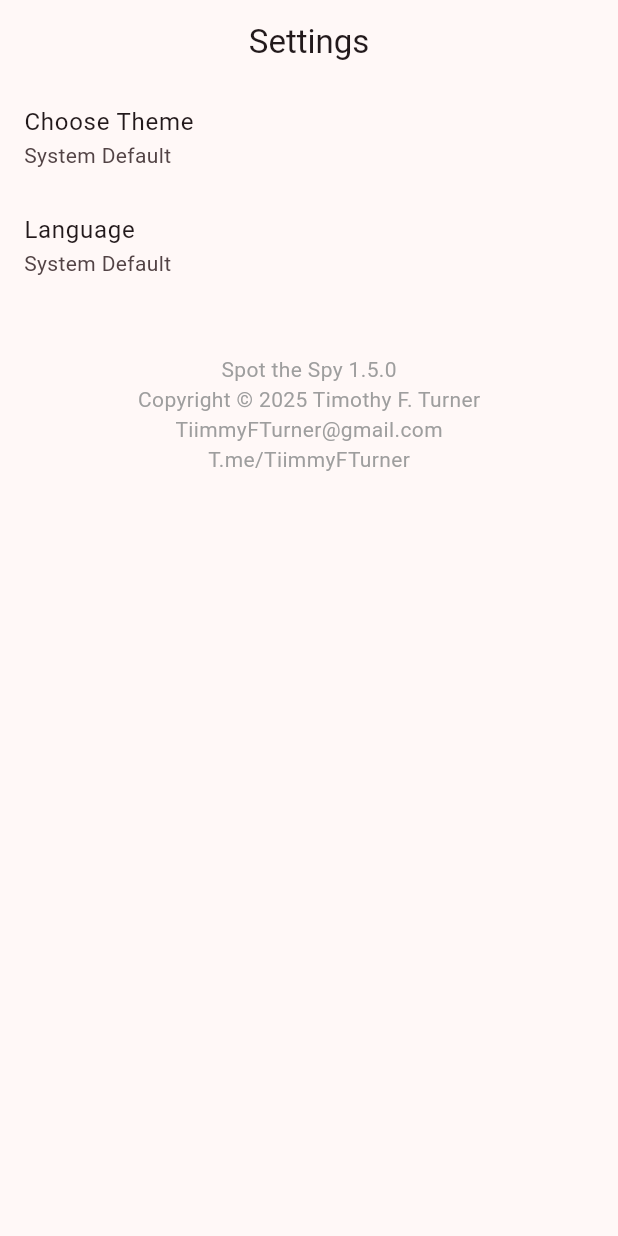
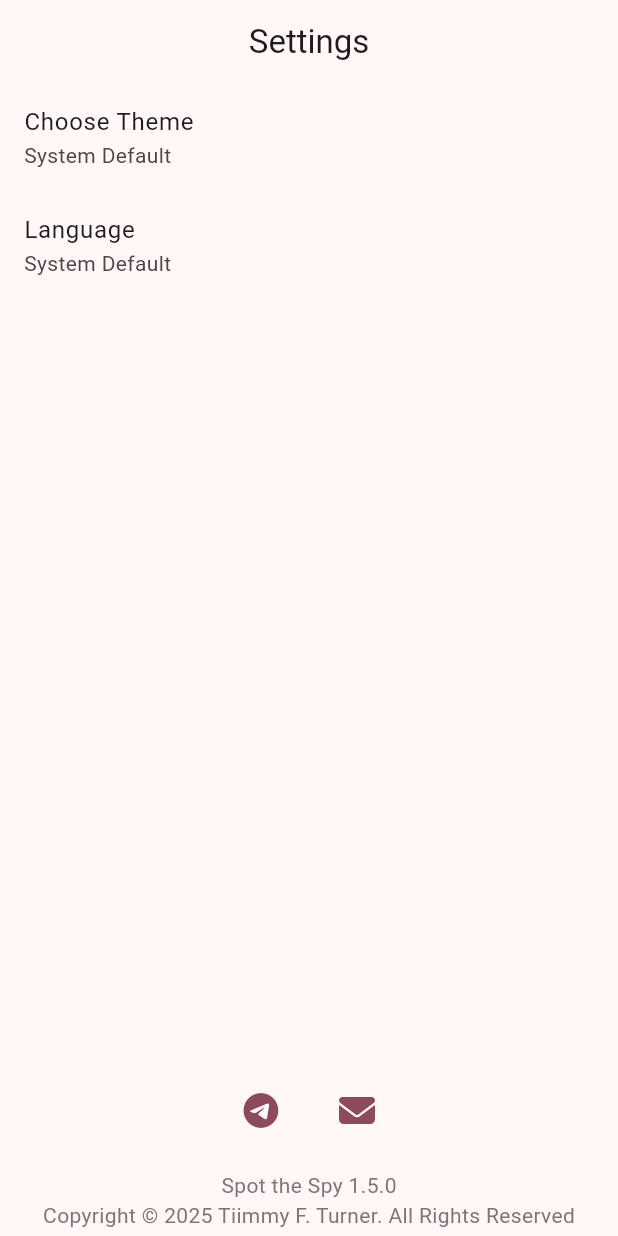
Before and after one commit to TiimmyFTurner/spot_the_spy, a Flutter app: the SettingsScreen screen opened by its route, on a phone screen of 412 x 824 dp. Run offline on Flutter 3.47's test engine with Material 3 defaults, Android fonts, the phone set to English and light mode, and no system bars; our stand-ins replace action_slider, audioplayers, flutter_riverpod, font_awesome_flutter, freezed_annotation, go_router and 2 more; accounts and stored records are empty; generated files the repository leaves out were written again.

Commit message:
redesign contact us and improve copyright message

```diff
--- a/lib/presentation/screens/settings_screen.dart
+++ b/lib/presentation/screens/settings_screen.dart
@@ -1,5 +1,6 @@
 import 'package:flutter/material.dart';
 import 'package:flutter_riverpod/flutter_riverpod.dart';
+import 'package:font_awesome_flutter/font_awesome_flutter.dart';
 import 'package:go_router/go_router.dart';
 import 'package:spot_the_spy/applications/state_management/settings_provider.dart';
 import 'package:spot_the_spy/l10n/app_localizations.dart';
@@ -21,7 +22,8 @@ class _SettingsScreenState extends ConsumerState<SettingsScreen> {
         title: Text(AppLocalizations.of(context)!.settings),
         centerTitle: true,
       ),
-      body: Column(
+      body: SafeArea(
+        child: Column(
           children: [
             ListTile(
               title: Text(AppLocalizations.of(context)!.chooseTheme),
@@ -199,30 +201,39 @@ class _SettingsScreenState extends ConsumerState<SettingsScreen> {
                 );
               },
             ),
-          const SizedBox(height: 36),
-          const Text(
-            "Spot the Spy 1.5.0",
-            style: TextStyle(color: Colors.grey),
-          ),
-          const Text(
-            "Copyright © 2025 Timothy F. Turner",
-            style: TextStyle(color: Colors.grey),
-          ),
-          InkWell(
-            onTap: _sendMail,
-            child: const Text(
-              "TiimmyFTurner@gmail.com",
-              style: TextStyle(color: Colors.grey),
+            const Spacer(),
+            Row(
+              mainAxisAlignment: MainAxisAlignment.center,
+              children: [
+                IconButton(
+                  onPressed: _openTelegram,
+                  icon: FaIcon(
+                    FontAwesomeIcons.telegram,
+                    color: Theme.of(context).colorScheme.primary,
                   ),
                 ),
-          InkWell(
-            onTap: _openTelegram,
-            child: const Text(
-              "T.me/TiimmyFTurner",
-              style: TextStyle(color: Colors.grey),
+                SizedBox(width: 16),
+                IconButton(
+                  onPressed: _sendMail,
+                  icon: FaIcon(
+                    FontAwesomeIcons.solidEnvelope,
+                    color: Theme.of(context).colorScheme.primary,
                   ),
                 ),
               ],
+            ),
+            SizedBox(height: 16),
+            Text(
+              "Spot the Spy 1.5.0",
+              style: TextStyle(color: Theme.of(context).colorScheme.outline),
+            ),
+            Text(
+              "Copyright © 2025 Tiimmy F. Turner. All Rights Reserved",
+              style: TextStyle(color: Theme.of(context).colorScheme.outline),
+            ),
+            SizedBox(height: 4,)
+          ],
+        ),
       ),
     );
   }
--- a/lib/spot_the_spy_app.dart
+++ b/lib/spot_the_spy_app.dart
@@ -11,7 +11,6 @@ class SpotTheSpyApp extends ConsumerWidget {
   @override
   Widget build(BuildContext context, WidgetRef ref) {
     Locale locale = ref.watch(localeSettingProvider);
-
     return MaterialApp.router(
       debugShowCheckedModeBanner: false,
       routerConfig: AppRouter.router,
--- a/pubspec.yaml
+++ b/pubspec.yaml
@@ -48,6 +48,7 @@ dependencies:
   action_slider: ^0.7.0
   audioplayers: ^6.4.0
   flutter_launcher_icons: ^0.14.3
+  font_awesome_flutter: ^10.8.0
 
 dev_dependencies:
   flutter_test:
```
Also changed, not shown: pubspec.lock. Lines whose indentation alone changed are shown as unchanged.
